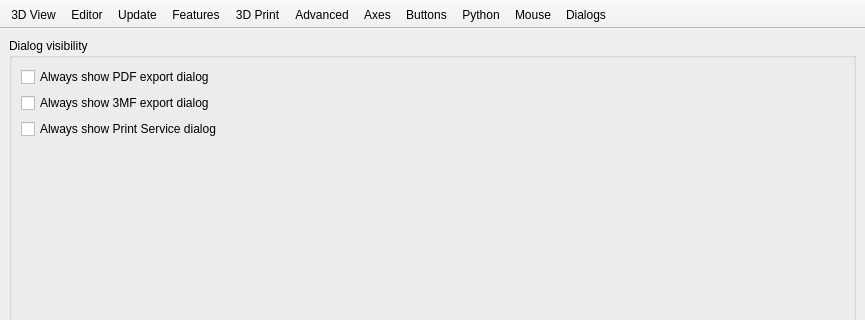
Before: the Qt Designer form src/gui/Preferences.ui in openscad/openscad, drawn with Qt 5; both pictures show x 0 to 865 and y 0 to 320 of the 865 by 860 pixel window.
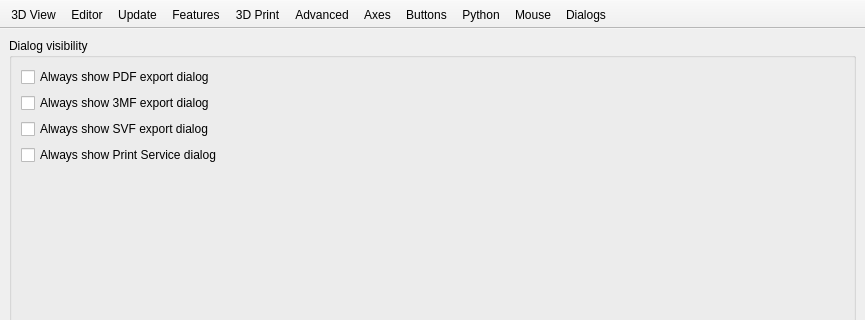
After: the same form once the commit is applied. The open tabs and pages were chosen to show the change. Icons and pictures are not drawn. Custom widgets are drawn as their Qt base class.

Commit message:
Fix/svg export strokeoption (#432)
* fix: correct behavior for disable stroke in svg and updated  tests

* fix: store exportSVG Options in settings

* fix: save stroke width in addition, make menu to disable export options form

---------

Patch:
```diff
--- a/src/gui/Preferences.ui
+++ b/src/gui/Preferences.ui
@@ -2953,6 +2953,13 @@
              </property>
             </widget>
            </item>
+           <item>
+            <widget class="QCheckBox" name="checkBoxAlwaysShowExportSvgDialog">
+             <property name="text">
+              <string>Always show SVF export dialog</string>
+             </property>
+            </widget>
+           </item>
            <item>
             <widget class="QCheckBox" name="checkBoxAlwaysShowPrintServiceDialog">
              <property name="text">
```
The commit also changes 74 other files.
